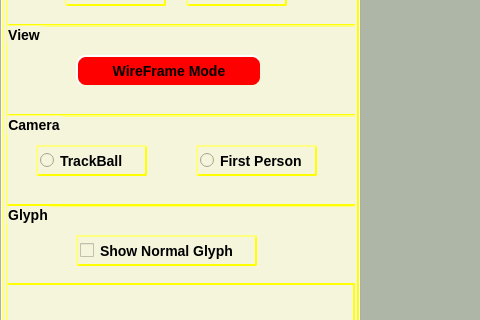
First picture: the form in forms/mainwindow.ui, repository pranjal23/osg2citygml, before the edit; both pictures show x 0 to 480 and y 127 to 447 of the 974 by 696 pixel window.
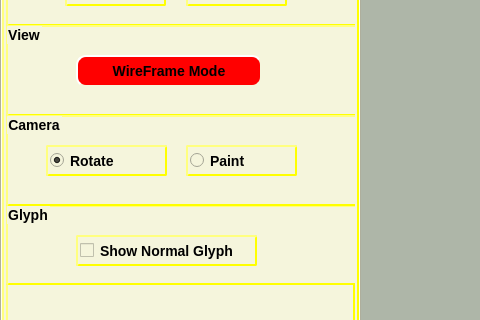
Second picture: the form after the edit. The open tabs and pages were chosen to show the change. Icons and pictures are not drawn. Custom widgets are drawn as their Qt base class.

Commit message: [Changes] - Completed paint select...

Patch:
```diff
--- a/forms/mainwindow.ui
+++ b/forms/mainwindow.ui
@@ -1286,27 +1286,30 @@
      <widget class="QRadioButton" name="radioButton">
       <property name="geometry">
        <rect>
-        <x>30</x>
+        <x>180</x>
         <y>30</y>
         <width>111</width>
         <height>31</height>
        </rect>
       </property>
       <property name="text">
-       <string>TrackBall</string>
+       <string>Paint</string>
       </property>
      </widget>
      <widget class="QRadioButton" name="radioButton_2">
       <property name="geometry">
        <rect>
-        <x>190</x>
+        <x>40</x>
         <y>30</y>
         <width>121</width>
         <height>31</height>
        </rect>
       </property>
       <property name="text">
-       <string>First Person</string>
+       <string>Rotate</string>
+      </property>
+      <property name="checked">
+       <bool>true</bool>
       </property>
      </widget>
     </widget>
```
The commit also changes 8 other files.
